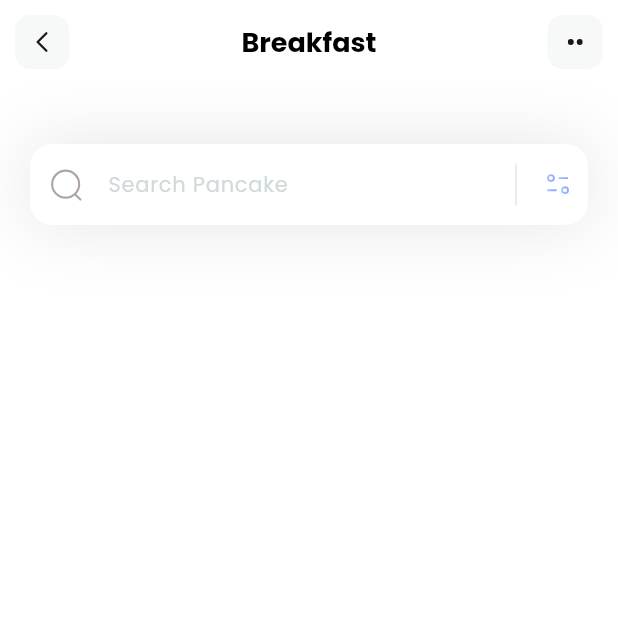
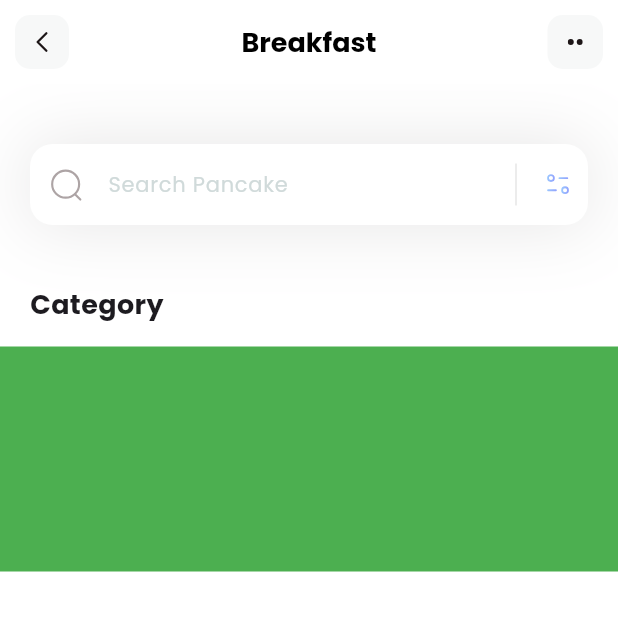
Before and after one commit to Delawit12/fitness, a Flutter app: the screen it shows after launch, on a phone screen of 412 x 824 dp, the top half of it. Run offline on Flutter 3.47's test engine with Material 3 defaults, Android fonts, the phone set to English and light mode, and no system bars; our stand-ins replace flutter_svg.

Commit message:
text for category added

```diff
--- a/lib/pages/home.dart
+++ b/lib/pages/home.dart
@@ -12,6 +12,28 @@ class HomePage extends StatelessWidget {
       body: Column(
         children: [
           searchField(),
+          SizedBox(
+            height: 40,
+          ),
+          Column(
+            crossAxisAlignment: CrossAxisAlignment.start,
+            children: [
+              Padding(
+                padding: const EdgeInsets.only(left: 20.0),
+                child: Text(
+                  "Category",
+                  style: TextStyle(fontWeight: FontWeight.bold, fontSize: 18),
+                ),
+              ),
+              SizedBox(
+                height: 15,
+              ),
+              Container(
+                color: Colors.green,
+                height: 150,
+              ),
+            ],
+          ),
         ],
       ),
     );
```
